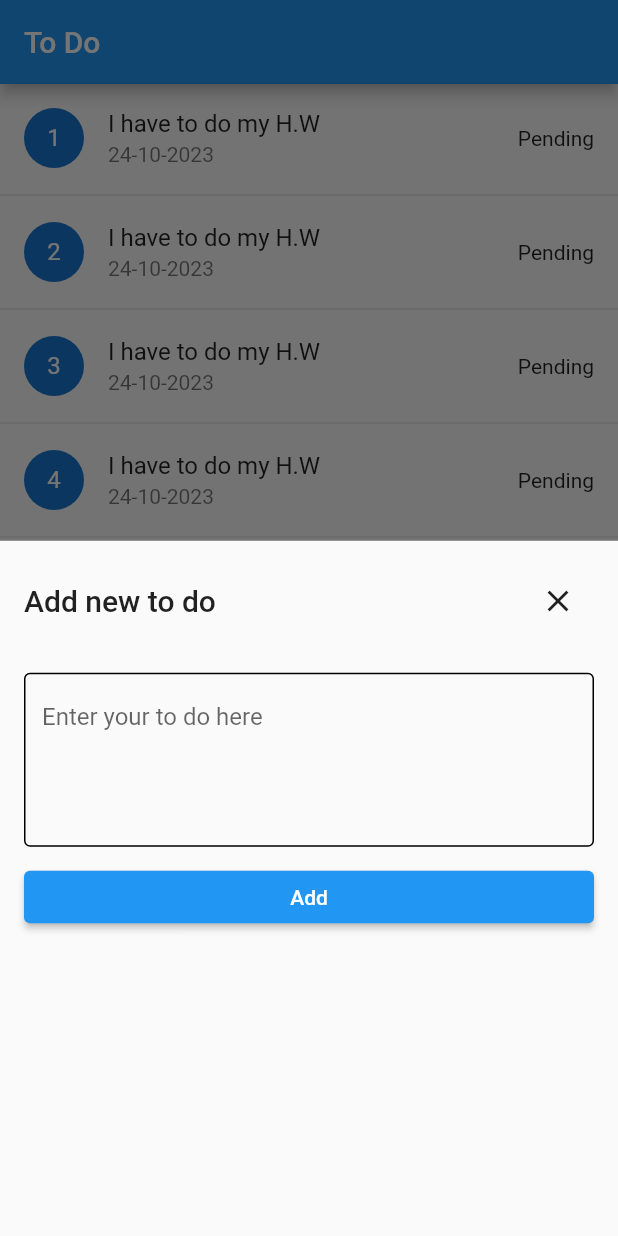
After one commit to flucloxin500/Ostad_Batch_04, a Flutter app: the screen it shows after launch, after a tap on the "add" icon, on a phone screen of 412 x 824 dp. The commit adds this screen. Run offline on Flutter 3.47's test engine with Material 2 defaults, Android fonts, the phone set to English and light mode, and no system bars.

Commit message:
-TODO Application - Update - Delete - AlertDialog

```diff
--- /dev/null
+++ b/lib/add_new_task_modal.dart
@@ -0,0 +1,55 @@
+import 'package:flutter/material.dart';
+
+class AddNewTaskModal extends StatelessWidget {
+  const AddNewTaskModal({
+    super.key,
+  });
+
+  @override
+  Widget build(BuildContext context) {
+    return Padding(
+      padding: const EdgeInsets.all(16.0),
+      child: Column(
+        children: [
+          Row(
+            mainAxisAlignment: MainAxisAlignment.spaceBetween,
+            crossAxisAlignment: CrossAxisAlignment.center,
+            children: [
+              Text(
+                'Add new to do',
+                style: Theme.of(context).textTheme.titleLarge,
+              ),
+              IconButton(
+                onPressed: () {
+                  Navigator.pop(context);
+                },
+                icon: Icon(Icons.close),
+              ),
+            ],
+          ),
+          const SizedBox(
+            height: 24,
+          ),
+          TextFormField(
+            maxLines: 4,
+            decoration: InputDecoration(
+              hintText: 'Enter your to do here',
+              enabledBorder: OutlineInputBorder(),
+              focusedBorder: OutlineInputBorder(),
+            ),
+          ),
+          const SizedBox(
+            height: 16,
+          ),
+          SizedBox(
+              width: double.infinity,
+              height: 35,
+              child: ElevatedButton(
+                onPressed: () {},
+                child: const Text('Add'),
+              )),
+        ],
+      ),
+    );
+  }
+}
--- /dev/null
+++ b/lib/home_screen.dart
@@ -0,0 +1,85 @@
+import 'package:flutter/material.dart';
+import 'package:flutter_project/update_task_modal.dart';
+import 'add_new_task_modal.dart';
+
+class HomeScreen extends StatefulWidget {
+  const HomeScreen({super.key});
+
+  @override
+  State<HomeScreen> createState() => _HomeScreenState();
+}
+
+class _HomeScreenState extends State<HomeScreen> {
+  @override
+  Widget build(BuildContext context) {
+    return Scaffold(
+      appBar: AppBar(
+        title: const Text('To Do'),
+      ),
+      floatingActionButton: FloatingActionButton(
+        onPressed: () {
+          showModalBottomSheet(
+              context: context,
+              builder: (context) {
+                return const AddNewTaskModal();
+              });
+        },
+        child: const Icon(Icons.add),
+      ),
+      body: ListView.separated(
+        itemCount: 15,
+        itemBuilder: (context, index) {
+          return ListTile(
+            onTap: () {
+              showDialog(
+                  context: context,
+                  builder: (context) {
+                    return AlertDialog(
+                      title: Text('Actions'),
+                      content: Column(
+                        mainAxisSize: MainAxisSize.min,
+                        children: [
+                          ListTile(
+                            leading: Icon(Icons.edit),
+                            title: Text('Update'),
+                            onTap: () {
+                              Navigator.pop(context);
+                              showModalBottomSheet(
+                                  context: context,
+                                  builder: (context) {
+                                    return UpdateTaskModal();
+                                  });
+                            },
+                          ),
+                          Divider(
+                            height: 0,
+                          ),
+                          ListTile(
+                            leading: Icon(Icons.delete),
+                            title: Text('Delete'),
+                            onTap: () {
+                              Navigator.pop(context);
+                            },
+                          ),
+                        ],
+                      ),
+                    );
+                  });
+            },
+            leading: CircleAvatar(
+              child: Text('${index + 1}'),
+            ),
+            title: const Text('I have to do my H.W'),
+            subtitle: const Text('24-10-2023'),
+            trailing: const Text('Pending'),
+          );
+        },
+        separatorBuilder: (BuildContext context, int index) {
+          return const Divider(
+            height: 4,
+          );
+        },
+      ),
+    );
+  }
+}
--- a/lib/main.dart
+++ b/lib/main.dart
@@ -1,23 +1,21 @@
-import 'package:device_preview/device_preview.dart';
-import 'package:flutter/foundation.dart';
 import 'package:flutter/material.dart';
-import 'package:sizer/sizer.dart';
 
-import 'home_Screen.dart';
+import 'home_screen.dart';
+
+/// Todo Application
+/// CRUD Create, Read , Update , Delete
 
 void main() {
-  runApp(MyApp());
+  runApp(const TodoApp());
 }
-
-class MyApp extends StatelessWidget {
-  const MyApp({super.key});
+class TodoApp extends StatelessWidget {
+  const TodoApp({super.key});
 
   @override
   Widget build(BuildContext context) {
 
-      return const MaterialApp(
+      return MaterialApp(
         home: HomeScreen(),
       );
     }
-
 }
```
Also changed, not shown: lib/home_Screen.dart (deleted, +0 -103 lines), lib/update_task_modal.dart (added, +55 -0 lines), 1 other file.
